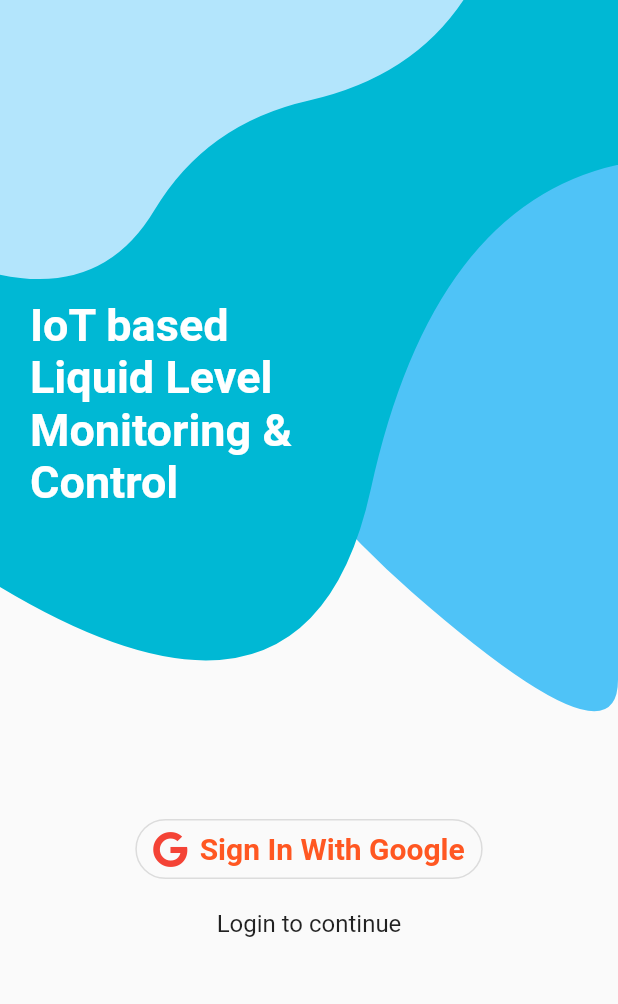
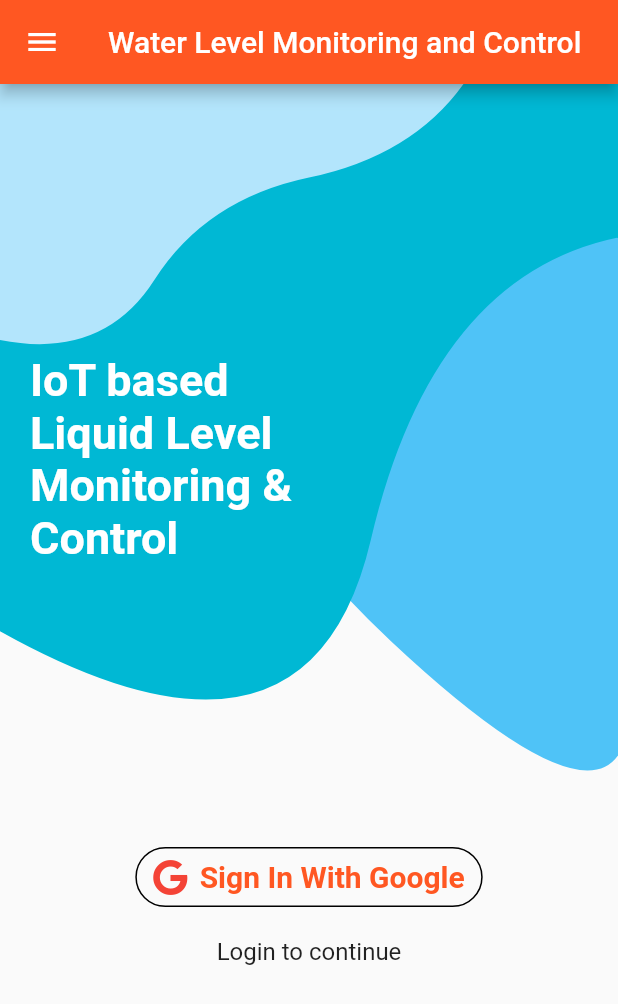
Before and after one commit to NimraZeeshan/water_level_app, a Flutter app: the screen it shows after launch, on a phone screen of 412 x 824 dp. Shown: the top 1004 px of the screen. Run offline on Flutter 3.47's test engine with Material 2 defaults, Android fonts, the light colour scheme and no system bars; our stand-ins replace firebase_auth, firebase_core, font_awesome_flutter, google_sign_in; accounts and stored records are empty.

Commit message:
GoogleForm Working properly

```diff
--- a/lib/page/home_page.dart
+++ b/lib/page/home_page.dart
@@ -6,16 +6,23 @@ import 'package:water_level_app/widget/sign_up_widget.dart';
 import 'package:provider/provider.dart';
 import 'package:water_level_app/provider/google_sign_in.dart';
 
-class HomePage extends StatelessWidget {
+class HomePage extends StatefulWidget {
+  @override
+  _HomePageState createState() => _HomePageState();
+}
+
+class _HomePageState extends State<HomePage> {
   @override
   Widget build(BuildContext context) => Scaffold(
+        appBar: AppBar(
+          title: Text('Water Level Monitoring and Control'),
+        ),
         body: ChangeNotifierProvider(
           create: (context) => GoogleSignInProvider(),
           child: StreamBuilder(
             stream: FirebaseAuth.instance.authStateChanges(),
             builder: (context, snapshot) {
               final provider = Provider.of<GoogleSignInProvider>(context);
-
               if (provider.isSigningIn) {
                 return buildLoading();
               } else if (snapshot.hasData) {
@@ -26,6 +33,7 @@ class HomePage extends StatelessWidget {
             },
           ),
         ),
+        drawer: Drawer(),
       );
 
   Widget buildLoading() => Stack(
--- a/lib/widget/background_painter.dart
+++ b/lib/widget/background_painter.dart
@@ -1,5 +1,4 @@
 import 'dart:ui';
-
 import 'package:flutter/material.dart';
 
 class Point {
--- a/lib/widget/google_signup_button_widget.dart
+++ b/lib/widget/google_signup_button_widget.dart
@@ -2,26 +2,22 @@ import 'package:flutter/material.dart';
 import 'package:font_awesome_flutter/font_awesome_flutter.dart';
 import 'package:water_level_app/provider/google_sign_in.dart';
 import 'package:provider/provider.dart';
-
 
 class GoogleSignupButtonWidget extends StatelessWidget {
   @override
   Widget build(BuildContext context) => Container(
         padding: EdgeInsets.all(4),
         child: OutlinedButton.icon(
-          label: Text('Sign In With Google',
+          label: Text(
+            'Sign In With Google',
             style: TextStyle(fontWeight: FontWeight.bold, fontSize: 20),
           ),
           icon: FaIcon(FontAwesomeIcons.google, color: Colors.red),
-
-          //highlightedBorderColor: Colors.black,
-           // borderSide: BorderSide(color: Colors.black),
-           // TextStyle: Colors.black,
           style: OutlinedButton.styleFrom(
+            side: BorderSide(color: Colors.black),
             shape: StadiumBorder(),
             padding: EdgeInsets.symmetric(horizontal: 12, vertical: 8),
             shadowColor: Colors.black,
-
           ),
           onPressed: () {
             final provider =
```
Also changed, not shown: lib/widget/logged_in_widget.dart (+75 -89 lines), lib/widget/drwaer.dart (added), lib/widget/sign_up_widget.dart (line endings or trailing spaces).
